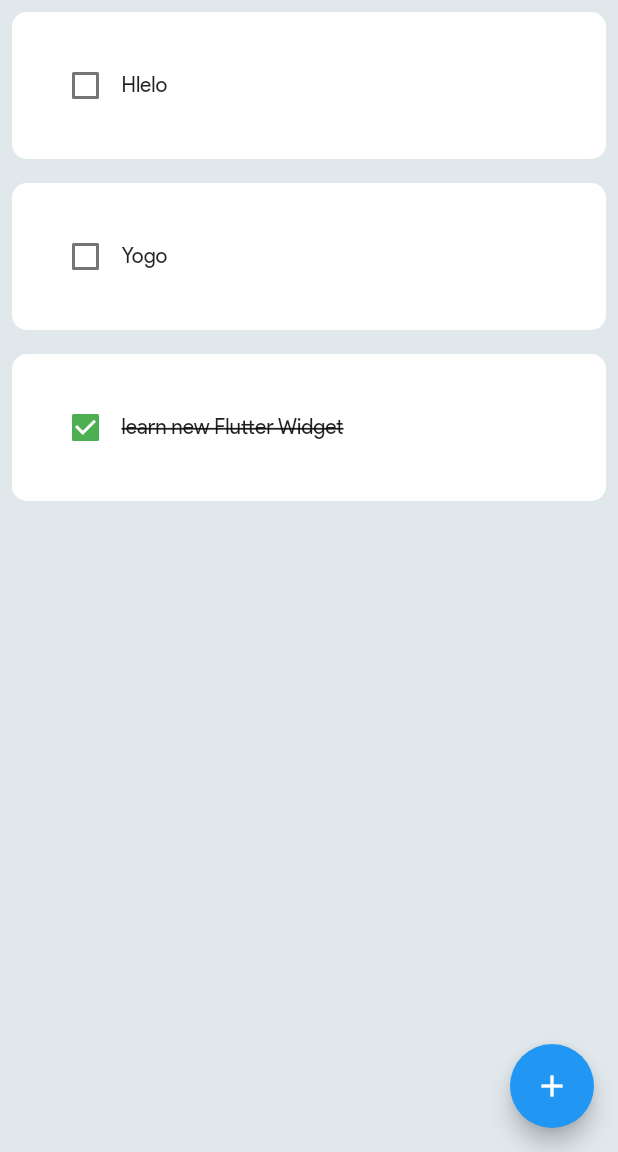
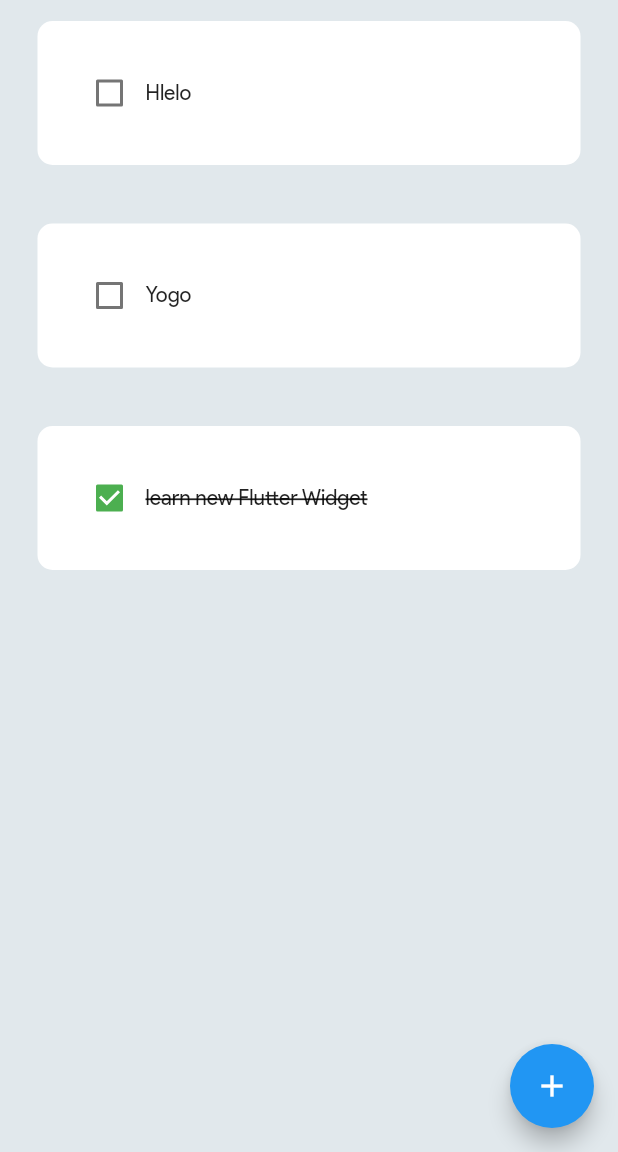
Before and after one commit to surajadkhari/flutter_todoapp-with-hive, a Flutter app: the screen it shows after launch, on a phone screen of 412 x 824 dp, the part 84-1236 px from its top. Run offline on Flutter 3.47's test engine with Material 2 defaults, Android fonts, the phone set to English and light mode, and no system bars; drawn by our look-alikes of flutter_slidable.

Commit message:
add hive_flutter

```diff
--- a/lib/app/common/todo_card.dart
+++ b/lib/app/common/todo_card.dart
@@ -16,7 +16,9 @@ class TodoCard extends StatelessWidget {
 
   @override
   Widget build(BuildContext context) {
-    return Slidable(
+    return Padding(
+      padding: const EdgeInsets.only(left: 25, right: 25, bottom: 25, top: 14),
+      child: Slidable(
         enabled: true,
         endActionPane: ActionPane(motion: const StretchMotion(), children: [
           SlidableAction(
@@ -27,8 +29,7 @@ class TodoCard extends StatelessWidget {
           ),
         ]),
         child: Container(
-        padding: const EdgeInsets.all(25),
-        margin: const EdgeInsets.symmetric(horizontal: 8, vertical: 8),
+          padding: const EdgeInsets.all(24),
           decoration: BoxDecoration(
               color: Colors.white, borderRadius: BorderRadius.circular(10)),
           child: Row(
@@ -48,6 +49,7 @@ class TodoCard extends StatelessWidget {
             ],
           ),
         ),
+      ),
     );
   }
 }
--- a/lib/home.dart
+++ b/lib/home.dart
@@ -21,6 +21,7 @@ class _HomeState extends State<Home> {
 
   TextEditingController taskEditingController = TextEditingController();
 
+//add new Task
   void addedNewTask() {
     TaskModel newTask =
         TaskModel(taskName: taskEditingController.text, isTaskCompleted: false);
@@ -30,6 +31,13 @@ class _HomeState extends State<Home> {
     });
 
     Navigator.pop(context);
+  }
+
+  //delete task
+  void deleteTask({required int index}) {
+    setState(() {
+      toDoList.removeAt(index);
+    });
   }
 
   void creatNewTask() {
@@ -56,6 +64,7 @@ class _HomeState extends State<Home> {
       body: ListView.builder(
         itemCount: toDoList.length,
         itemBuilder: (context, index) => TodoCard(
+            deleteFunction: (context) => deleteTask(index: index),
             isTaskcompleted: toDoList[index].isTaskCompleted,
             onChanged: (value) => checkBoxChanged(
                 index: index, value: toDoList[index].isTaskCompleted),
--- a/pubspec.yaml
+++ b/pubspec.yaml
@@ -37,6 +37,7 @@ dependencies:
   # Use with the CupertinoIcons class for iOS style icons.
   cupertino_icons: ^1.0.2
   flutter_slidable: ^2.0.0
+  hive_flutter: ^1.1.0
 
 dev_dependencies:
   flutter_test:
```
Also changed, not shown: lib/app/common/task_alertdialog.dart (+6 -22 lines), pubspec.lock, 1 other file. Lines whose indentation alone changed are shown as unchanged.
